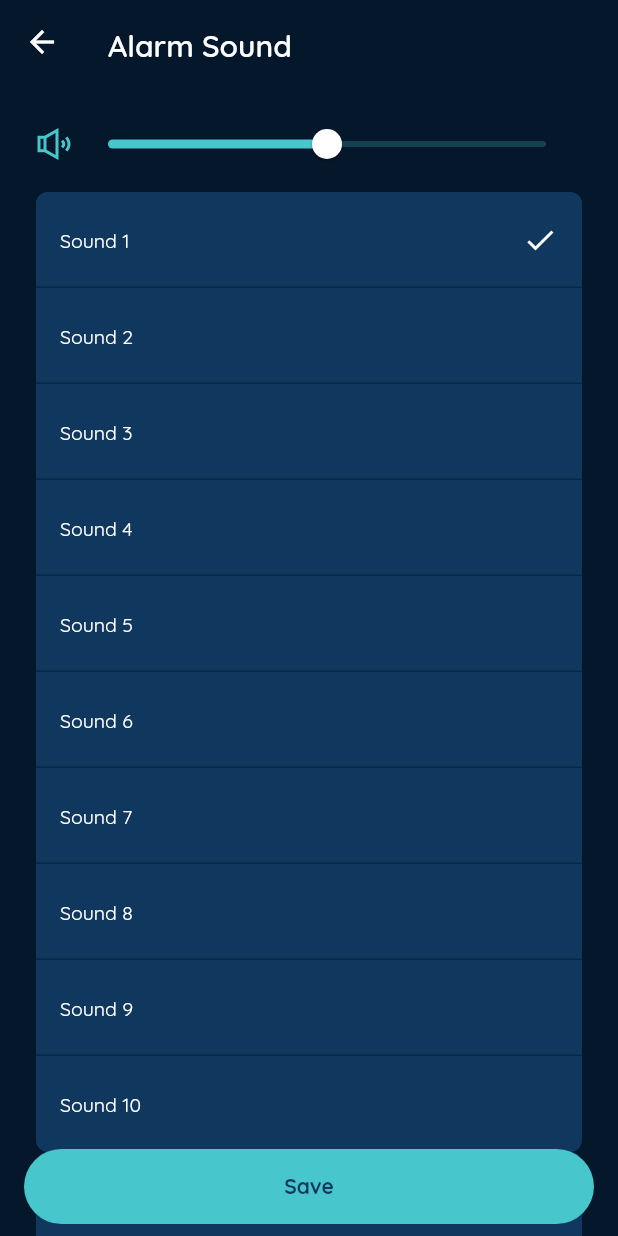
After one commit to Humen-debug/Sleep-tracker, a Flutter app: the AlarmSettingPage screen opened by its route, on a phone screen of 412 x 824 dp. The commit adds this screen. Run offline on Flutter 3.47's test engine with Material 2 defaults, Android fonts, the light colour scheme and no system bars; our stand-ins replace auto_route, fl_chart, flutter_svg, google_fonts.

Commit message:
alarm page ui

```diff
--- /dev/null
+++ b/lib/pages/settings/alarm.dart
@@ -0,0 +1,91 @@
+import 'package:auto_route/auto_route.dart';
+import 'package:flutter/material.dart';
+import 'package:flutter_svg/svg.dart';
+import 'package:sleep_tracker/utils/style.dart';
+
+@RoutePage()
+class AlarmSettingPage extends StatefulWidget {
+  const AlarmSettingPage({super.key});
+
+  @override
+  State<AlarmSettingPage> createState() => _AlarmSettingPageState();
+}
+
+class _AlarmSettingPageState extends State<AlarmSettingPage> {
+  // dev use
+  double _soundVolume = 0.5;
+  int _selectedIndex = 0;
+
+  void _handleOnSaved() {
+    context.popRoute();
+  }
+
+  void _handleSoundChanged(int index) {
+    setState(() {
+      _selectedIndex = index;
+    });
+  }
+
+  Widget _buildSoundItem(BuildContext context, int index) {
+    bool isSelected = _selectedIndex == index;
+    return ListTile(
+      onTap: () => _handleSoundChanged(index),
+      title: Text('Sound ${index + 1}'),
+      trailing: isSelected ? SvgPicture.asset('assets/icons/tick.svg', color: Style.grey1) : null,
+    );
+  }
+
+  @override
+  Widget build(BuildContext context) {
+    return Scaffold(
+      appBar: AppBar(
+        title: const Text('Alarm Sound'),
+      ),
+      body: Column(
+        children: [
+          Expanded(
+              child: SingleChildScrollView(
+            physics: const BouncingScrollPhysics(),
+            padding: const EdgeInsets.symmetric(vertical: Style.spacingXs, horizontal: Style.spacingLg),
+            child: Column(
+              children: [
+                SizedBox(
+                  height: 64.0,
+                  child: Center(
+                    child: Row(
+                      children: [
+                        SvgPicture.asset('assets/icons/sound.svg',
+                            color: Theme.of(context).colorScheme.primary, width: 24, height: 24),
+                        Expanded(
+                            child:
+                                Slider(value: _soundVolume, onChanged: (value) => setState(() => _soundVolume = value)))
+                      ],
+                    ),
+                  ),
+                ),
+                // dev generated sound list
+                Container(
+                  decoration: BoxDecoration(
+                      borderRadius: BorderRadius.circular(Style.radiusSm),
+                      color: Theme.of(context).colorScheme.tertiary),
+                  child: ListView.separated(
+                    shrinkWrap: true,
+                    physics: const NeverScrollableScrollPhysics(),
+                    itemBuilder: _buildSoundItem,
+                    separatorBuilder: (_, __) =>
+                        Divider(color: Theme.of(context).scaffoldBackgroundColor.withOpacity(0.5), height: 0),
+                    itemCount: 12,
+                  ),
+                )
+              ],
+            ),
+          )),
+          Container(
+              padding: const EdgeInsets.symmetric(vertical: Style.spacingXs, horizontal: Style.spacingMd),
+              child: SizedBox(
+                  width: double.infinity, child: ElevatedButton(onPressed: _handleOnSaved, child: Text('Save'))))
+        ],
+      ),
+    );
+  }
+}
--- a/lib/pages/settings/index.dart
+++ b/lib/pages/settings/index.dart
@@ -88,6 +88,7 @@ class _SettingsPageState extends State<SettingsPage> {
                 ),
                 divider,
                 ListTile(
+                  onTap: () => context.pushRoute(const AlarmSettingRoute()),
                   title: Text('Alarm Sound'),
                   subtitle: Text(
                     'Puddles',
--- a/lib/routers/app_router.dart
+++ b/lib/routers/app_router.dart
@@ -8,6 +8,7 @@ import 'package:sleep_tracker/pages/statistic/index.dart';
 import 'package:sleep_tracker/pages/statistic/sleep_health.dart';
 import 'package:sleep_tracker/pages/settings/index.dart';
 import 'package:sleep_tracker/pages/settings/profile.dart';
+import 'package:sleep_tracker/pages/settings/alarm.dart';
 import 'package:sleep_tracker/routers/empty_routers.dart';
 
 part 'app_router.gr.dart';
@@ -27,5 +28,6 @@ class AppRouter extends _$AppRouter {
         ]),
         AutoRoute(page: ChangePasswordRoute.page),
         AutoRoute(page: ProfileRoute.page),
+        AutoRoute(page: AlarmSettingRoute.page),
       ];
 }
```
Also changed, not shown: assets/icons/sound.svg (added), lib/routers/app_router.gr.dart.
